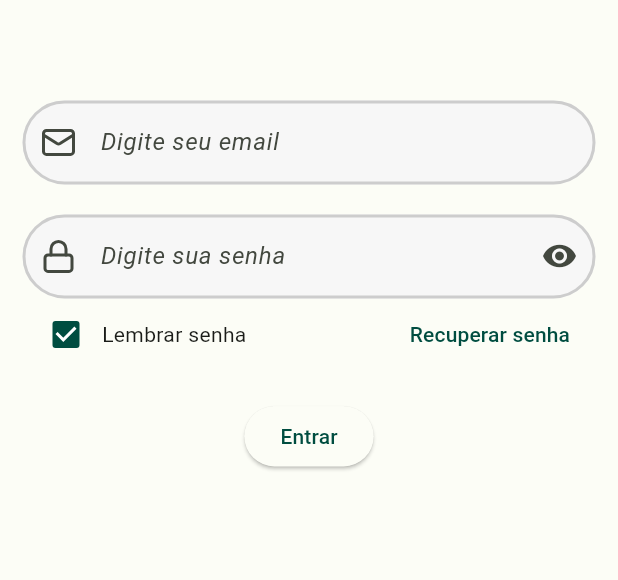
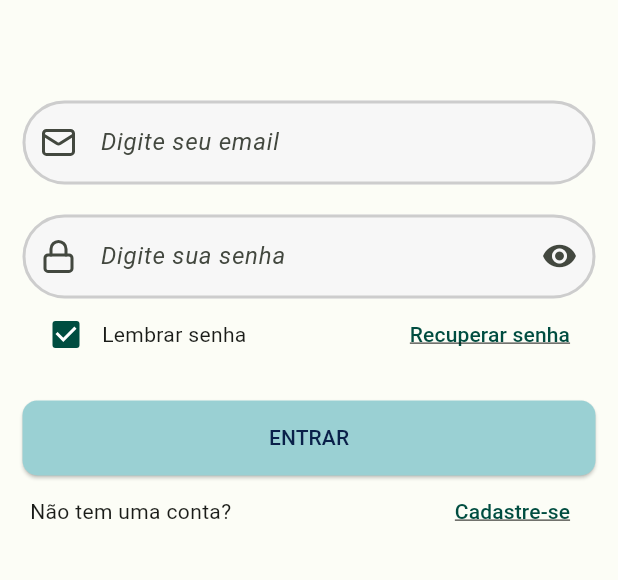
Before and after one commit to felipeleal27/Financy_UAI, a Flutter app: the screen it shows after launch, on a phone screen of 412 x 824 dp, the part 469-1049 px from its top. Run offline on Flutter 3.47's test engine with Material 3 defaults, Android fonts, the phone set to English and light mode, and no system bars; our stand-ins replace dio, flutter_dotenv, flutter_mobx, flutter_modular, flutter_smart_dialog, google_fonts and 4 more; generated files the repository leaves out were written again; Roboto replaces fonts that are missing (Shrikhand).

Commit message:
ajuste-layout-login

```diff
--- a/FrontEnd/gestao_financeira/lib/app/viewmmodel/login/login_viewmodel.dart
+++ b/FrontEnd/gestao_financeira/lib/app/viewmmodel/login/login_viewmodel.dart
@@ -2,9 +2,13 @@ import 'package:mobx/mobx.dart';
 
 part 'login_viewmodel.g.dart';
 
-class LoginViewModel = LoginViewmodelBase with _$LoginViewmodel;
+class LoginViewModel = LoginViewmodelBase with _$LoginViewModel;
 
 abstract class LoginViewmodelBase with Store {
   @observable
   bool chengeObscureText = false;
+
+  @action
+  void changeObscureText() =>
+    chengeObscureText = !chengeObscureText;
 }
--- a/FrontEnd/gestao_financeira/lib/app/views/login/widget_form_login.dart
+++ b/FrontEnd/gestao_financeira/lib/app/views/login/widget_form_login.dart
@@ -1,4 +1,5 @@
 import 'package:flutter/material.dart';
+import 'package:flutter_mobx/flutter_mobx.dart';
 import 'package:gestao_financeira/app/viewmmodel/login/login_viewmodel.dart';
 import 'package:gestao_financeira/app/widgets/custom_text_form_field.dart';
 import 'package:google_fonts/google_fonts.dart';
@@ -28,6 +29,7 @@ class _WidgetFormLoginState extends State<WidgetFormLogin> {
               _buildFormSenha(),
               _lembrarSenha(),
               _buildButtonLogin(),
+              _cadastrar()
             ],
           ),
           Positioned(
@@ -72,6 +74,8 @@ class _WidgetFormLoginState extends State<WidgetFormLogin> {
   }
 
   Widget _buildFormSenha() {
+    return Observer(
+      builder: (_) {
         return Padding(
           padding: const EdgeInsets.only(left: 15, right: 15, top: 20),
           child: CustomTextFormField(
@@ -84,24 +88,30 @@ class _WidgetFormLoginState extends State<WidgetFormLogin> {
                   ? const Icon(Icons.visibility_off)
                   : const Icon(Icons.visibility),
               onPressed: () {
-            setState(() {
-              widget.viewmodel.chengeObscureText =
-                  !widget.viewmodel.chengeObscureText;
-            });
+                  widget.viewmodel.changeObscureText();
               },
             ),
           ),
         );
       }
+    );
+  }
 
   Widget _buildButtonLogin() {
     return Padding(
-      padding: const EdgeInsets.only(left: 10, right: 10, top: 20),
+      padding: const EdgeInsets.only(left: 15, right: 15, top: 20),
       child: ElevatedButton(
         onPressed: () {
           // widget.viewmodel.login();
         },
-        child: const Text('Entrar'),
+        style: ElevatedButton.styleFrom(
+          minimumSize: const Size(double.infinity, 50),
+          shape: RoundedRectangleBorder(
+            borderRadius: BorderRadius.circular(10),
+          ),
+          backgroundColor: const Color(0XFF9AD0D3),
+        ),
+        child: const Text('ENTRAR', style: TextStyle(color: Color(0XFF0A2049)),),
       ),
     );
   }
@@ -125,7 +135,25 @@ class _WidgetFormLoginState extends State<WidgetFormLogin> {
             onPressed: () {
               // widget.viewmodel.recuperarSenha();
             },
-            child: const Text('Recuperar senha'),
+            child: const Text('Recuperar senha', style: TextStyle(decoration: TextDecoration.underline),),
+          ),
+        ],
+      ),
+    );
+  }
+
+  Widget _cadastrar() {
+    return Padding(
+      padding: const EdgeInsets.only(left: 20, right: 20),
+      child: Row(
+        mainAxisAlignment: MainAxisAlignment.spaceBetween,
+        children: [
+          const Text('Não tem uma conta?'),
+          TextButton(
+            onPressed: () {
+              // widget.viewmodel.cadastrar();
+            },
+            child: const Text('Cadastre-se', style: TextStyle(decoration: TextDecoration.underline),),
           ),
         ],
       ),
```
Also changed, not shown: FrontEnd/gestao_financeira/lib/app/viewmmodel/login/login_viewmodel.g.dart. Lines whose indentation alone changed are shown as unchanged.
